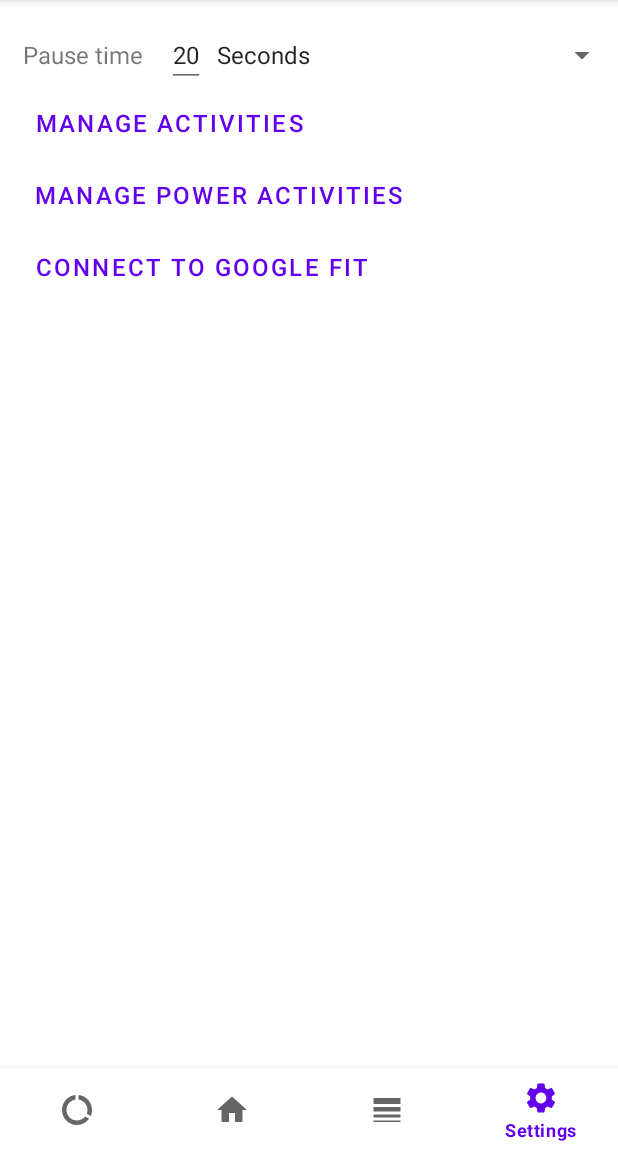
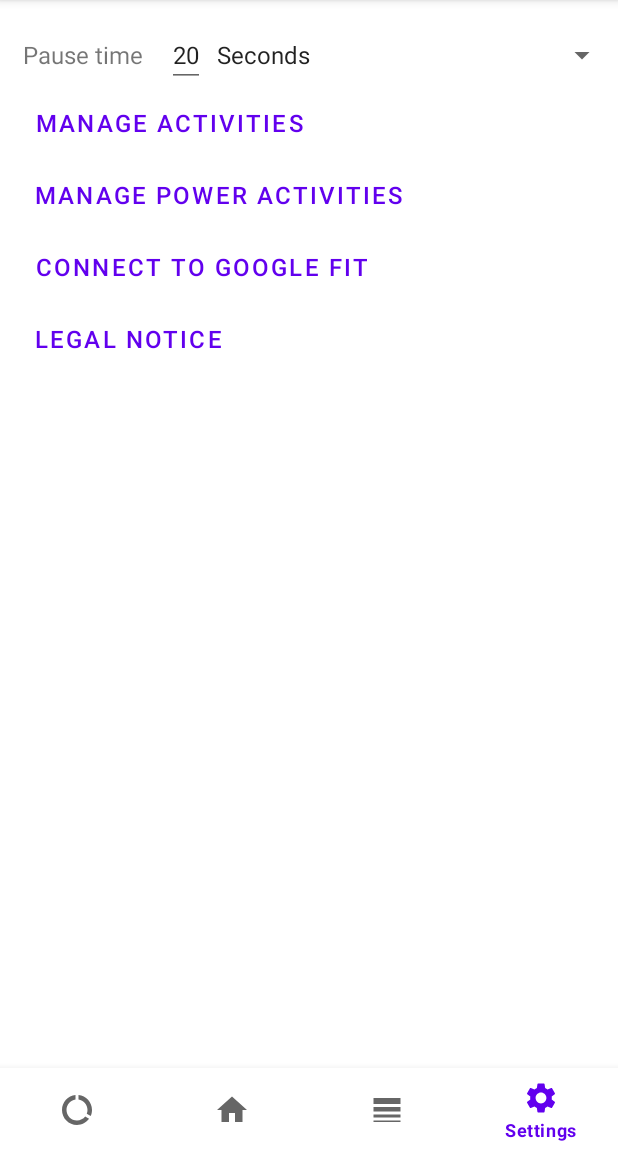
Before and after one commit to aschi2403/TSIY, an Android app: the screen it shows after launch (MainActivity), item 4 of the bottom bar chosen, on a phone screen of 412 x 824 dp, the part 84-1236 px from its top. Run offline under Robolectric (Android 15) with nearby library versions, the phone set to English and light mode, and no system bars; our stand-ins replace Room's generated code, data binding.

Commit message:
first draft of legal notice

```diff
--- a/Android/app/src/main/java/aschi2403/tsiy/screens/SettingsFragment.kt
+++ b/Android/app/src/main/java/aschi2403/tsiy/screens/SettingsFragment.kt
@@ -11,8 +11,10 @@ import android.view.ViewGroup
 import android.widget.AdapterView
 import androidx.core.widget.doOnTextChanged
 import androidx.databinding.DataBindingUtil
+import aschi2403.tsiy.Legal_NoticeFragment
 import aschi2403.tsiy.R
 import aschi2403.tsiy.databinding.FragmentSettingsBinding
+import kotlinx.android.synthetic.main.fragment_settings.*
 
 /**
  * A simple [Fragment] subclass.
@@ -32,6 +34,7 @@ class SettingsFragment : Fragment() {
         )
         binding.manageactivities.setOnClickListener { manageActivities() }
         binding.managepoweractivities.setOnClickListener { managePowerActivities() }
+        binding.legalNotice.setOnClickListener { legal_notice() }
         sharedPreferences =
             this.requireContext().getSharedPreferences("settings", Context.MODE_PRIVATE)
 
@@ -62,6 +65,11 @@ class SettingsFragment : Fragment() {
         startActivity(i)
     }
 
+
+    private fun legal_notice() {
+
+    }
+
     override fun onStop() {
         super.onStop()
         val editor: SharedPreferences.Editor = sharedPreferences.edit()
--- a/Android/app/src/main/res/layout/fragment_settings.xml
+++ b/Android/app/src/main/res/layout/fragment_settings.xml
@@ -56,5 +56,13 @@
             android:layout_height="wrap_content"
             android:text="@string/connect_to_google_fit"
             android:textSize="16sp"/>
+
+        <Button
+            android:id="@+id/legal_notice"
+            style="@style/Widget.MaterialComponents.Button.TextButton"
+            android:layout_width="wrap_content"
+            android:layout_height="wrap_content"
+            android:text="@string/legal_notice"
+            android:textSize="16sp"/>
     </LinearLayout>
 </layout>
--- a/Android/app/src/main/res/values/strings.xml
+++ b/Android/app/src/main/res/values/strings.xml
@@ -50,4 +50,10 @@
     <string name="imageofactivity">Image of activity</string>
     <string name="edit_activity">Edit activity</string>
     <string name="delete_activity">Delete activity</string>
+    <string name="legal_notice">Legal Notice</string>
+    <string name="table_of_contents">Table of contents</string>
+    <string name="license">License</string>
+    <string name="license_content">Copyright 2020-2021 Jakob Aschauer, Alexander Schönberger Licensed under the GNU Affero General Public License v3.0</string>
+    <string name="dependencies">Dependencies</string>
+    <string name="dependencies_content">MPAndroidChart</string>
 </resources>
```
Also changed, not shown: Android/app/src/main/java/aschi2403/tsiy/Legal_NoticeFragment.kt (added, +22 -0 lines), Android/app/src/main/res/layout/fragment_legal__notice.xml (added, +54 -0 lines).
